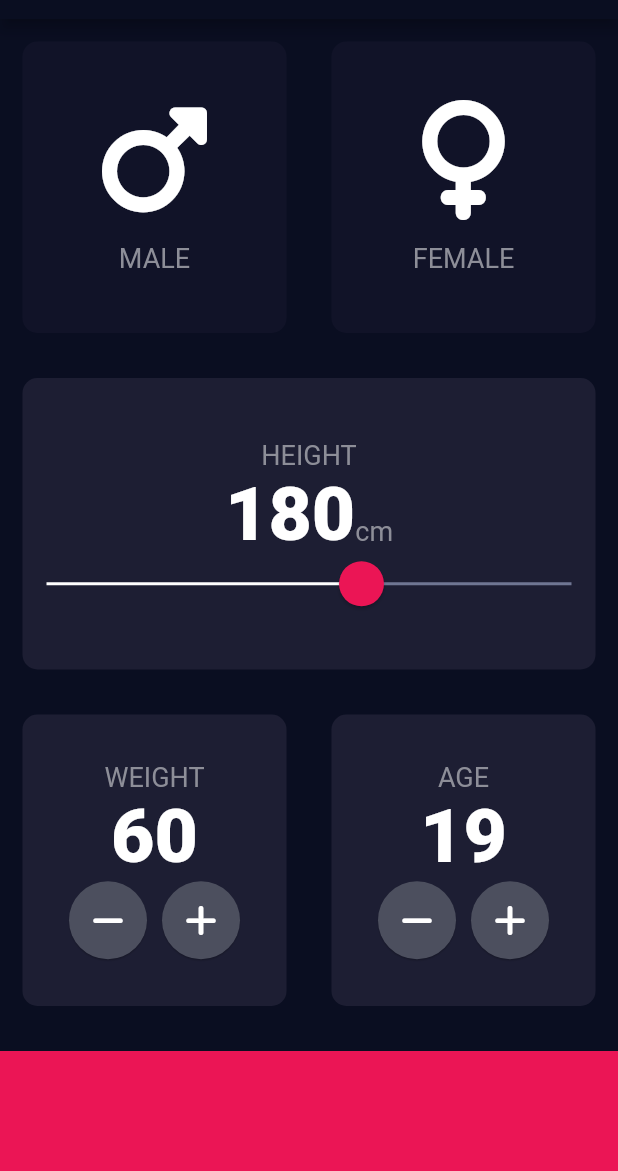
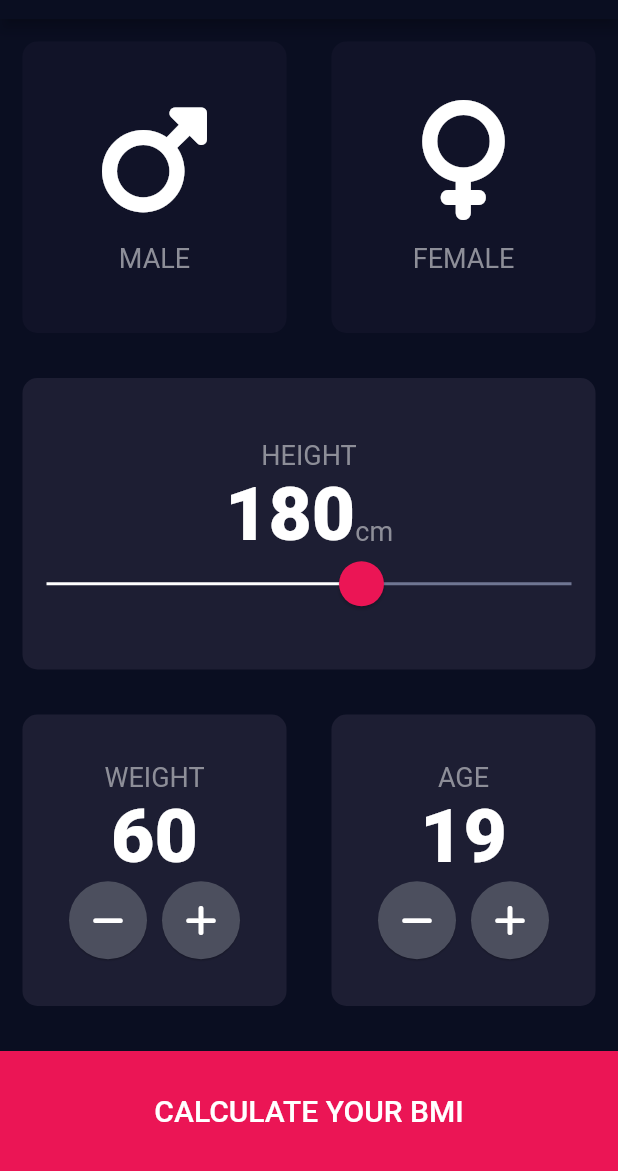
Before and after one commit to sambarannnn/bmi_calculator_app, a Flutter app: the screen it shows after launch, on a phone screen of 412 x 824 dp, the part 65-1236 px from its top. Run offline on Flutter 3.47's test engine with Material 2 defaults, Android fonts, the phone set to English and light mode, and no system bars; our stand-ins replace font_awesome_flutter; missing offline and left inert: dart:ffi.

Commit message:
BMI brain

```diff
--- /dev/null
+++ b/lib/calculator_brain.dart
@@ -0,0 +1,38 @@
+import 'dart:math';
+import 'package:flutter/material.dart';
+
+class CalculatorBrain {
+  CalculatorBrain({
+    required this.weight,
+    required this.height,
+  });
+  final int weight;
+  final int height;
+
+  double _bmi = 0;
+
+  String calculateBMI() {
+    _bmi = weight / pow((height / 100), 2);
+    return _bmi.toStringAsFixed(1);
+  }
+
+  String getResult() {
+    if (_bmi >= 25) {
+      return 'Overweight';
+    } else if (_bmi > 18.5) {
+      return 'Normal';
+    } else {
+      return 'Underweight';
+    }
+  }
+
+  String getInterpretation() {
+    if (_bmi >= 25) {
+      return 'You have a higher than normal body weight. Try to exercise more.';
+    } else if (_bmi >= 18.5) {
+      return 'You have a normal body weight. \nGood job! :)';
+    } else {
+      return 'You have a lower than normal body weight. You can eat a bit more.';
+    }
+  }
+}
--- /dev/null
+++ b/lib/components/bottom_button.dart
@@ -0,0 +1,31 @@
+import 'package:flutter/material.dart';
+import '../constants.dart';
+
+class BottomButton extends StatelessWidget {
+  final Function onTap;
+  final String buttonTitle;
+
+  const BottomButton({Key? key, required this.onTap, required this.buttonTitle})
+      : super(key: key);
+
+  @override
+  Widget build(BuildContext context) {
+    return GestureDetector(
+      onTap: () {
+        onTap();
+      },
+      child: Container(
+        margin: const EdgeInsets.only(top: 15),
+        color: kBottomContainerColor,
+        height: kBottomContainerHeight,
+        width: double.infinity,
+        child: Center(
+          child: Text(
+            buttonTitle,
+            style: kLargeButtonTextStyle,
+          ),
+        ),
+      ),
+    );
+  }
+}
--- a/lib/icon_content.dart
+++ b/lib/components/icon_content.dart
@@ -1,5 +1,5 @@
 import 'package:flutter/material.dart';
-import 'constants.dart';
+import '../constants.dart';
 
 class IconContent extends StatelessWidget {
   final IconData icon;
--- /dev/null
+++ b/lib/components/roundicon_button.dart
@@ -0,0 +1,25 @@
+import 'package:flutter/material.dart';
+
+class RoundIconButton extends StatelessWidget {
+  const RoundIconButton({required this.icon, required this.onPressed});
+
+  final IconData icon;
+  final Function onPressed;
+
+  @override
+  Widget build(BuildContext context) {
+    return RawMaterialButton(
+      elevation: 0.5,
+      onPressed: () {
+        onPressed();
+      },
+      constraints: BoxConstraints.tightFor(
+        width: 52.0,
+        height: 52.0,
+      ),
+      shape: CircleBorder(),
+      fillColor: Color(0xFF4C4F5E),
+      child: Icon(icon),
+    );
+  }
+}
--- a/lib/input_page.dart
+++ b/lib/screens/input_page.dart
@@ -1,8 +1,12 @@
+import 'package:bmi_calculator_flutter/calculator_brain.dart';
 import 'package:flutter/material.dart';
 import 'package:font_awesome_flutter/font_awesome_flutter.dart';
-import 'icon_content.dart';
-import 'reusable_card.dart';
-import 'constants.dart';
+import '../components/icon_content.dart';
+import '../components/reusable_card.dart';
+import '../constants.dart';
+import 'results_page.dart';
+import '../components/bottom_button.dart';
+import '../components/roundicon_button.dart';
 
 enum Gender {
   male,
@@ -214,36 +218,17 @@ class InputPageState extends State<InputPage> {
               ],
             ),
           ),
-          Container(
-            margin: const EdgeInsets.only(top: 15),
-            color: kBottomContainerColor,
-            height: kBottomContainerHeight,
-            width: double.infinity,
+          BottomButton(
+            buttonTitle: 'CALCULATE YOUR BMI',
+            onTap: () {
+              Navigator.push(
+                context,
+                MaterialPageRoute(builder: (context) {
+                  return ResultsPage(weight: weight, height: height);
+                }),
+              );
+            },
           )
         ]));
   }
 }
-
-class RoundIconButton extends StatelessWidget {
-  RoundIconButton({required this.icon, required this.onPressed});
-
-  final IconData icon;
-  final Function onPressed;
-
-  @override
-  Widget build(BuildContext context) {
-    return RawMaterialButton(
-      elevation: 0.5,
-      onPressed: () {
-        onPressed();
-      },
-      constraints: BoxConstraints.tightFor(
-        width: 52.0,
-        height: 52.0,
-      ),
-      shape: CircleBorder(),
-      fillColor: Color(0xFF4C4F5E),
-      child: Icon(icon),
-    );
-  }
-}
```
Also changed, not shown: lib/constants.dart (+21 -1 lines), lib/main.dart (+1 -16 lines), lib/screens/results_page.dart (added, +82 -0 lines), lib/components/reusable_card.dart (renamed from lib/reusable_card.dart).
